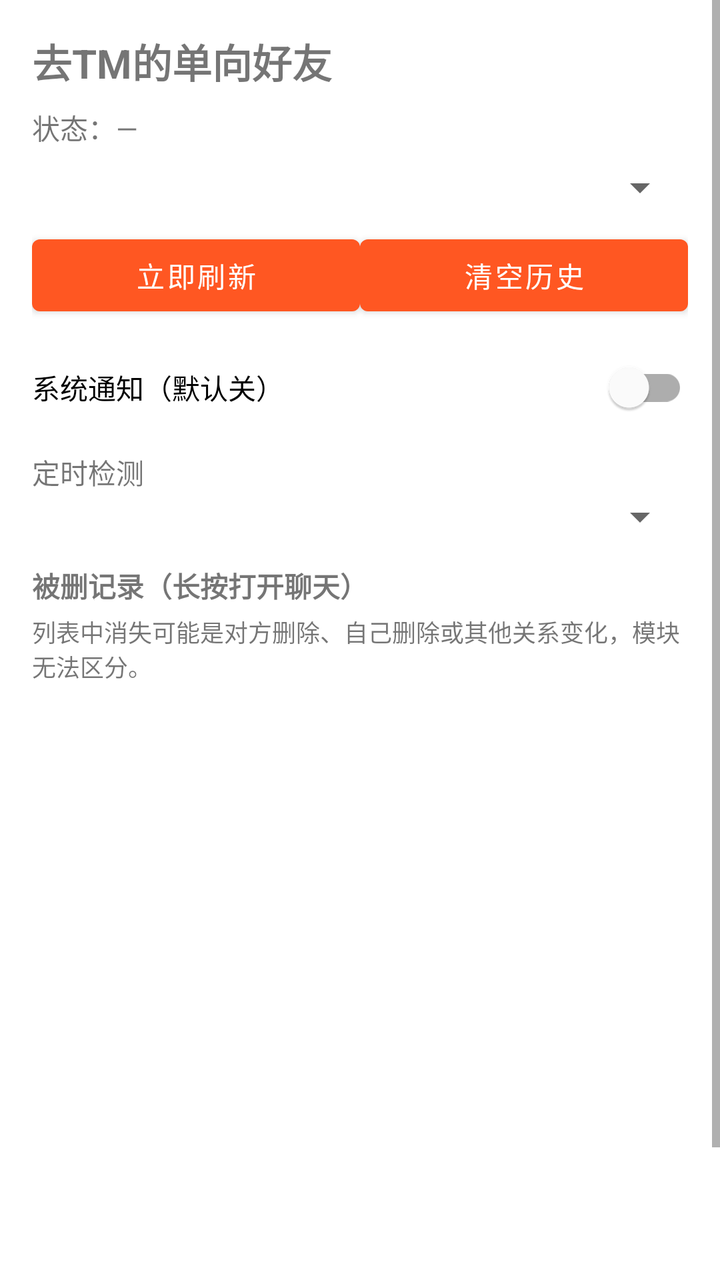
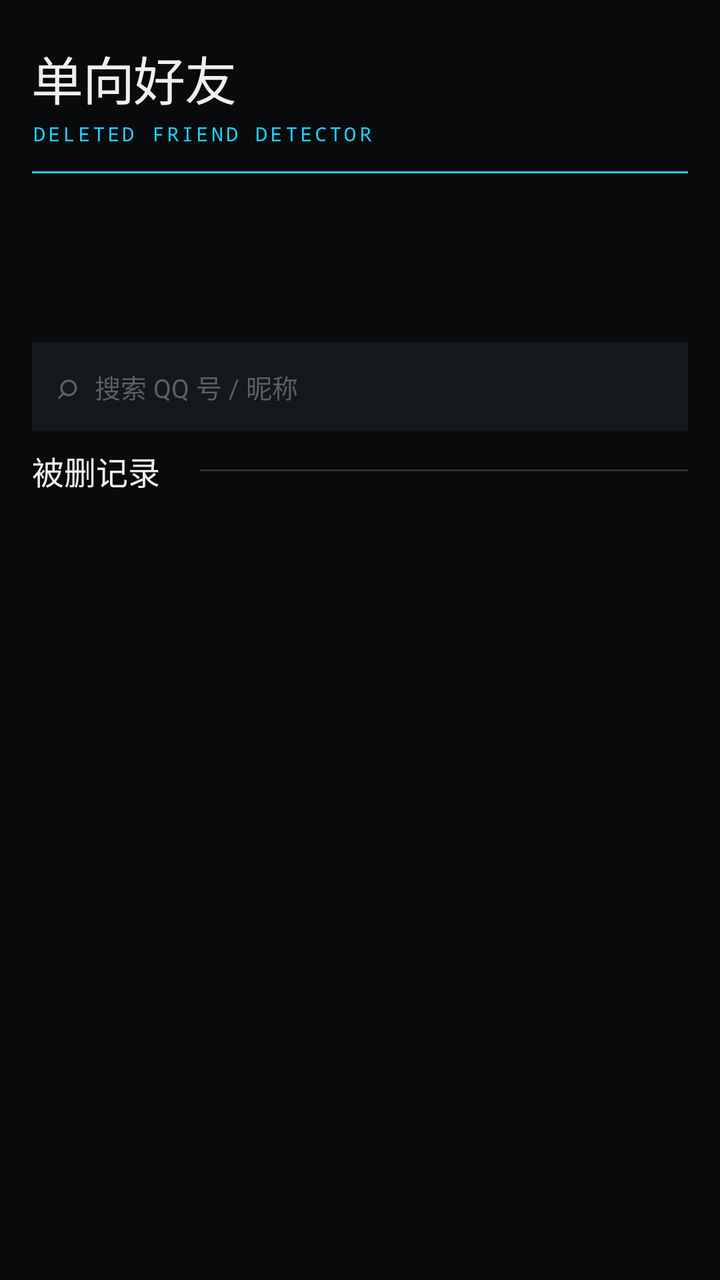

Compare the two renders of this Android layout. The source of the first and the diff that turns it into the second are given below.
<!-- AndroidManifest.xml: activity theme Theme.NullFriend -->
<!-- res/layout/activity_detector.xml -->
<?xml version="1.0" encoding="utf-8"?>
<ScrollView xmlns:android="http://schemas.android.com/apk/res/android"
    android:layout_width="match_parent"
    android:layout_height="match_parent"
    android:fillViewport="true">

    <LinearLayout
        android:layout_width="match_parent"
        android:layout_height="wrap_content"
        android:orientation="vertical"
        android:padding="16dp">

        <TextView
            android:layout_width="match_parent"
            android:layout_height="wrap_content"
            android:text="去TM的单向好友"
            android:textSize="20sp"
            android:textStyle="bold" />

        <TextView
            android:id="@+id/statusText"
            android:layout_width="match_parent"
            android:layout_height="wrap_content"
            android:layout_marginTop="8dp"
            android:text="状态：—"
            android:textIsSelectable="true" />

        <Spinner
            android:id="@+id/accountSpinner"
            android:layout_width="match_parent"
            android:layout_height="wrap_content"
            android:layout_marginTop="8dp" />

        <LinearLayout
            android:layout_width="match_parent"
            android:layout_height="wrap_content"
            android:layout_marginTop="8dp"
            android:orientation="horizontal">

            <Button
                android:id="@+id/btnRefresh"
                android:layout_width="0dp"
                android:layout_height="wrap_content"
                android:layout_weight="1"
                android:text="立即刷新" />

            <Button
                android:id="@+id/btnClear"
                android:layout_width="0dp"
                android:layout_height="wrap_content"
                android:layout_weight="1"
                android:text="清空历史" />
        </LinearLayout>

        <com.google.android.material.switchmaterial.SwitchMaterial
            android:id="@+id/switchNotify"
            android:layout_width="match_parent"
            android:layout_height="wrap_content"
            android:layout_marginTop="8dp"
            android:text="系统通知（默认关）" />

        <TextView
            android:layout_width="match_parent"
            android:layout_height="wrap_content"
            android:layout_marginTop="8dp"
            android:text="定时检测" />

        <Spinner
            android:id="@+id/intervalSpinner"
            android:layout_width="match_parent"
            android:layout_height="wrap_content" />

        <TextView
            android:layout_width="match_parent"
            android:layout_height="wrap_content"
            android:layout_marginTop="12dp"
            android:text="被删记录（长按打开聊天）"
            android:textStyle="bold" />

        <TextView
            android:id="@+id/disclaimer"
            android:layout_width="match_parent"
            android:layout_height="wrap_content"
            android:layout_marginTop="4dp"
            android:text="@string/disclaimer_who_deleted"
            android:textSize="12sp" />

        <ListView
            android:id="@+id/historyList"
            android:layout_width="match_parent"
            android:layout_height="320dp"
            android:layout_marginTop="8dp"
            android:nestedScrollingEnabled="true" />

        <TextView
            android:id="@+id/aboutText"
            android:layout_width="match_parent"
            android:layout_height="wrap_content"
            android:layout_marginTop="12dp"
            android:textIsSelectable="true"
            android:textSize="12sp" />
    </LinearLayout>
</ScrollView>
<!-- resources referenced by this layout -->
<resources>
  <string name="disclaimer_who_deleted">列表中消失可能是对方删除、自己删除或其他关系变化，模块无法区分。</string>
  <style name="Theme.NullFriend" parent="Theme.MaterialComponents.DayNight.DarkActionBar">
          <item name="colorPrimary">#FF5722</item>
          <item name="colorPrimaryVariant">#E64A19</item>
          <item name="colorOnPrimary">#FFFFFF</item>
          <item name="colorSecondary">#FF9800</item>
      </style>
</resources>

<!-- the commit's change to res/layout/activity_detector.xml (unified diff, before → after) -->
@@ -1,103 +1,196 @@
 <?xml version="1.0" encoding="utf-8"?>
-<ScrollView xmlns:android="http://schemas.android.com/apk/res/android"
+<LinearLayout xmlns:android="http://schemas.android.com/apk/res/android"
     android:layout_width="match_parent"
     android:layout_height="match_parent"
-    android:fillViewport="true">
+    android:orientation="vertical"
+    android:background="#080A0B">
 
+    
     <LinearLayout
         android:layout_width="match_parent"
         android:layout_height="wrap_content"
-        android:orientation="vertical"
-        android:padding="16dp">
+        android:orientation="horizontal"
+        android:gravity="center_vertical"
+        android:paddingStart="16dp"
+        android:paddingEnd="16dp"
+        android:paddingTop="20dp"
+        android:paddingBottom="12dp">
+
+        <LinearLayout
+            android:layout_width="0dp"
+            android:layout_height="wrap_content"
+            android:layout_weight="1"
+            android:orientation="vertical">
+
+            <TextView
+                android:layout_width="wrap_content"
+                android:layout_height="wrap_content"
+                android:text="单向好友"
+                android:textColor="#EDEFF1"
+                android:textSize="26sp"
+                android:fontFamily="sans-serif-medium"
+                android:letterSpacing="-0.02"
+                android:lineSpacingExtra="-4dp" />
+
+            <TextView
+                android:layout_width="wrap_content"
+                android:layout_height="wrap_content"
+                android:text="DELETED FRIEND DETECTOR"
+                android:textColor="#18D1FF"
+                android:textSize="10sp"
+                android:fontFamily="monospace"
+                android:letterSpacing="0.14"
+                android:layout_marginTop="2dp" />
+        </LinearLayout>
+    </LinearLayout>
+
+    
+    <View
+        android:layout_width="match_parent"
+        android:layout_height="1dp"
+        android:background="#18D1FF"
+        android:layout_marginStart="16dp"
+        android:layout_marginEnd="16dp" />
+
+    
+    <LinearLayout
+        android:id="@+id/statsStrip"
+        android:layout_width="match_parent"
+        android:layout_height="wrap_content"
+        android:orientation="horizontal"
+        android:padding="16dp" />
+
+    
+    <TextView
+        android:id="@+id/statusText"
+        android:layout_width="match_parent"
+        android:layout_height="wrap_content"
+        android:textColor="#8D9396"
+        android:textSize="12sp"
+        android:fontFamily="monospace"
+        android:lineSpacingExtra="2dp"
+        android:paddingStart="16dp"
+        android:paddingEnd="16dp"
+        android:paddingTop="4dp"
+        android:paddingBottom="12dp"
+        android:textIsSelectable="true" />
+
+    
+    <FrameLayout
+        android:id="@+id/accountContainer"
+        android:layout_width="match_parent"
+        android:layout_height="wrap_content"
+        android:layout_marginStart="16dp"
+        android:layout_marginEnd="16dp"
+        android:layout_marginBottom="8dp" />
+
+    
+    <HorizontalScrollView
+        android:layout_width="match_parent"
+        android:layout_height="wrap_content"
+        android:scrollbars="none"
+        android:paddingStart="16dp"
+        android:paddingEnd="16dp"
+        android:paddingBottom="12dp">
+
+        <LinearLayout
+            android:id="@+id/actionsRow"
+            android:layout_width="wrap_content"
+            android:layout_height="wrap_content"
+            android:orientation="horizontal" />
+    </HorizontalScrollView>
+
+    
+    <LinearLayout
+        android:layout_width="match_parent"
+        android:layout_height="wrap_content"
+        android:orientation="horizontal"
+        android:gravity="center_vertical"
+        android:background="#14181A"
+        android:layout_marginStart="16dp"
+        android:layout_marginEnd="16dp"
+        android:layout_marginBottom="8dp"
+        android:paddingStart="12dp"
+        android:paddingEnd="12dp"
+        android:paddingTop="10dp"
+        android:paddingBottom="10dp">
 
         <TextView
-            android:layout_width="match_parent"
+            android:layout_width="wrap_content"
             android:layout_height="wrap_content"
-            android:text="去TM的单向好友"
-            android:textSize="20sp"
-            android:textStyle="bold" />
+            android:text="⌕"
+            android:textColor="#5A6063"
+            android:textSize="18sp"
+            android:layout_marginEnd="8dp" />
+
+        <EditText
+            android:id="@+id/searchBox"
+            android:layout_width="0dp"
+            android:layout_weight="1"
+            android:layout_height="wrap_content"
+            android:hint="搜索 QQ 号 / 昵称"
+            android:textColorHint="#5A6063"
+            android:textColor="#EDEFF1"
+            android:textSize="13sp"
+            android:background="@android:color/transparent"
+            android:singleLine="true" />
+    </LinearLayout>
+
+    
+    <LinearLayout
+        android:layout_width="match_parent"
+        android:layout_height="wrap_content"
+        android:orientation="horizontal"
+        android:gravity="center_vertical"
+        android:paddingStart="16dp"
+        android:paddingEnd="16dp"
+        android:paddingBottom="8dp">
 
         <TextView
-            android:id="@+id/statusText"
-            android:layout_width="match_parent"
+            android:layout_width="wrap_content"
             android:layout_height="wrap_content"
-            android:layout_marginTop="8dp"
-            android:text="状态：—"
-            android:textIsSelectable="true" />
-
-        <Spinner
-            android:id="@+id/accountSpinner"
-            android:layout_width="match_parent"
-            android:layout_height="wrap_content"
-            android:layout_marginTop="8dp" />
-
-        <LinearLayout
-            android:layout_width="match_parent"
-            android:layout_height="wrap_content"
-            android:layout_marginTop="8dp"
-            android:orientation="horizontal">
-
-            <Button
-                android:id="@+id/btnRefresh"
-                android:layout_width="0dp"
-                android:layout_height="wrap_content"
-                android:layout_weight="1"
-                android:text="立即刷新" />
-
-            <Button
-                android:id="@+id/btnClear"
-                android:layout_width="0dp"
-                android:layout_height="wrap_content"
-                android:layout_weight="1"
-                android:text="清空历史" />
-        </LinearLayout>
-
-        <com.google.android.material.switchmaterial.SwitchMaterial
-            android:id="@+id/switchNotify"
-            android:layout_width="match_parent"
-            android:layout_height="wrap_content"
-            android:layout_marginTop="8dp"
-            android:text="系统通知（默认关）" />
+            android:text="被删记录"
+            android:textColor="#EDEFF1"
+            android:textSize="16sp"
+            android:fontFamily="sans-serif-medium" />
 
         <TextView
-            android:layout_width="match_parent"
+            android:id="@+id/histCount"
+            android:layout_width="wrap_content"
             android:layout_height="wrap_content"
-            android:layout_marginTop="8dp"
-            android:text="定时检测" />
+            android:textColor="#8D9396"
+            android:textSize="12sp"
+            android:fontFamily="monospace"
+            android:layout_marginStart="8dp" />
 
-        <Spinner
-            android:id="@+id/intervalSpinner"
-            android:layout_width="match_parent"
-            android:layout_height="wrap_content" />
+        <View
+            android:layout_width="0dp"
+            android:layout_height="1dp"
+            android:layout_weight="1"
+            android:background="#2A2F33"
+            android:layout_marginStart="12dp" />
+    </LinearLayout>
 
-        <TextView
-            android:layout_width="match_parent"
-            android:layout_height="wrap_content"
-            android:layout_marginTop="12dp"
-            android:text="被删记录（长按打开聊天）"
-            android:textStyle="bold" />
+    
+    <androidx.recyclerview.widget.RecyclerView
+        android:id="@+id/historyList"
+        android:layout_width="match_parent"
+        android:layout_height="0dp"
+        android:layout_weight="1"
+        android:paddingStart="16dp"
+        android:paddingEnd="16dp"
+        android:paddingBottom="8dp"
+        android:clipToPadding="false" />
 
-        <TextView
-            android:id="@+id/disclaimer"
-            android:layout_width="match_parent"
-            android:layout_height="wrap_content"
-            android:layout_marginTop="4dp"
-            android:text="@string/disclaimer_who_deleted"
-            android:textSize="12sp" />
+    <TextView
+        android:id="@+id/emptyView"
+        android:layout_width="match_parent"
+        android:layout_height="0dp"
+        android:layout_weight="1"
+        android:gravity="center"
+        android:text="暂无被删记录\n点击「立即刷新」建立基线"
+        android:textColor="#8D9396"
+        android:textSize="14sp"
+        android:visibility="gone" />
 
-        <ListView
-            android:id="@+id/historyList"
-            android:layout_width="match_parent"
-            android:layout_height="320dp"
-            android:layout_marginTop="8dp"
-            android:nestedScrollingEnabled="true" />
-
-        <TextView
-            android:id="@+id/aboutText"
-            android:layout_width="match_parent"
-            android:layout_height="wrap_content"
-            android:layout_marginTop="12dp"
-            android:textIsSelectable="true"
-            android:textSize="12sp" />
-    </LinearLayout>
-</ScrollView>
+</LinearLayout>
<!-- resource entries referenced after the edit -->
@@ -1,11 +1,15 @@
 <!-- resources referenced by this layout -->
 <resources>
-  <string name="disclaimer_who_deleted">列表中消失可能是对方删除、自己删除或其他关系变化，模块无法区分。</string>
-  <style name="Theme.NullFriend" parent="Theme.MaterialComponents.DayNight.DarkActionBar">
-          <item name="colorPrimary">#FF5722</item>
-          <item name="colorPrimaryVariant">#E64A19</item>
-          <item name="colorOnPrimary">#FFFFFF</item>
-          <item name="colorSecondary">#FF9800</item>
+  <style name="Theme.NullFriend" parent="Theme.MaterialComponents.DayNight.NoActionBar">
+          <item name="colorPrimary">#18D1FF</item>
+          <item name="colorPrimaryVariant">#0E8FB5</item>
+          <item name="colorOnPrimary">#080A0B</item>
+          <item name="colorSecondary">#C8EB21</item>
+          <item name="colorOnSecondary">#080A0B</item>
+          <item name="android:windowBackground">#080A0B</item>
+          <item name="android:statusBarColor">#080A0B</item>
+          <item name="android:navigationBarColor">#080A0B</item>
+          <item name="android:windowLightStatusBar">false</item>
       </style>
 </resources>
 
